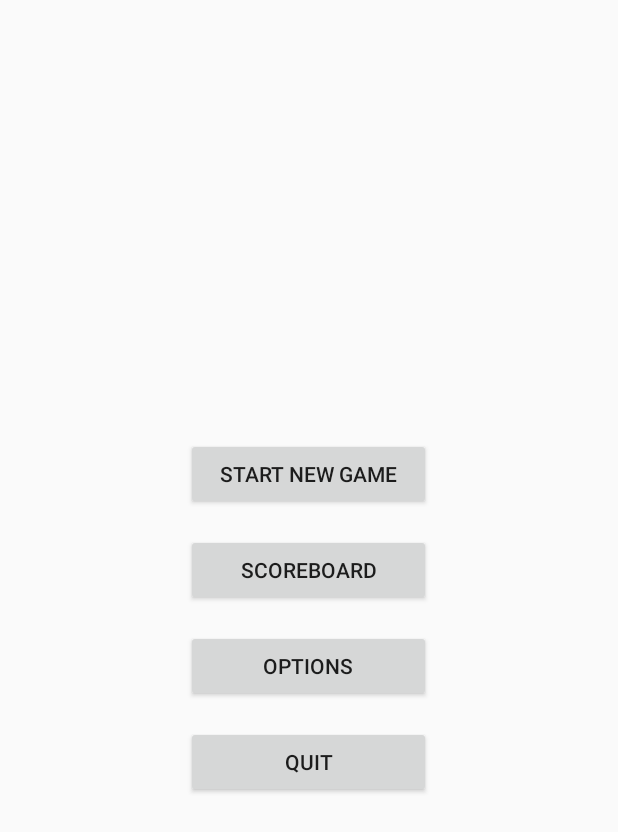
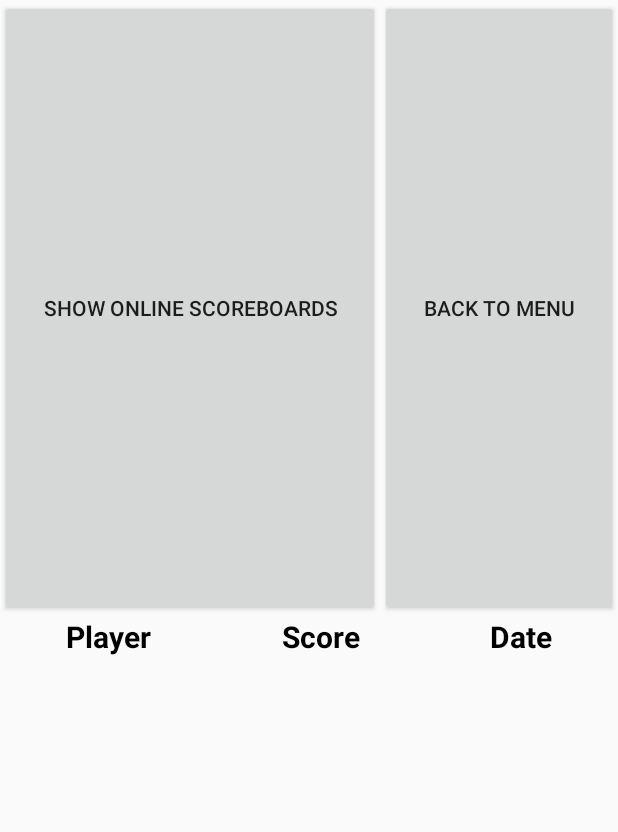
Before and after one commit to Hobajt/DynaBlaster, an Android app: the screen it shows after launch (MainActivity before the commit, ScoreboardsActivity after it), after a tap on "SCOREBOARD", on a phone screen of 412 x 824 dp. Shown: the top 832 px of the screen. Run offline under Robolectric (Android 15) with nearby library versions, the phone set to English and light mode, and no system bars.

Commit message:
Scoreboards activity
Modified existing DB structure, added async task, added scoreboards activity

```diff
--- a/app/build.gradle
+++ b/app/build.gradle
@@ -24,4 +24,7 @@ dependencies {
     testImplementation 'junit:junit:4.12'
     androidTestImplementation 'com.android.support.test:runner:1.0.2'
     androidTestImplementation 'com.android.support.test.espresso:espresso-core:3.0.2'
+
+    // https://mvnrepository.com/artifact/com.google.code.gson/gson
+    implementation group: 'com.google.code.gson', name: 'gson', version: '2.8.0'
 }
--- a/app/src/main/assets/spritesheet_data.xml
+++ b/app/src/main/assets/spritesheet_data.xml
@@ -3,6 +3,6 @@
     <sheet name="bomb_anim" colCount="2" rowCount="2" count="4" speed="100"/>
     <sheet name="fire_anim" colCount="3" rowCount="3" count="9" speed="20"/>
     <sheet name="enemy_0_anim" colCount="2" rowCount="2" count="4" speed="100" ghost="enemy_0_die_anim"/>
-    <sheet name="enemy_0_die_anim" colCount="2" rowCount="2" count="4" speed="20"/>
+    <sheet name="enemy_0_die_anim" colCount="2" rowCount="2" count="4" speed="40"/>
     <sheet name="portal_anim" colCount="2" rowCount="2" count="4" speed="70"/>
 </data>
--- a/app/src/main/java/com/kopecrad/dynablaster/activity/GameActivity.java
+++ b/app/src/main/java/com/kopecrad/dynablaster/activity/GameActivity.java
@@ -1,12 +1,10 @@
 package com.kopecrad.dynablaster.activity;
 
-import android.app.Activity;
 import android.app.ActivityOptions;
 import android.content.Context;
 import android.content.Intent;
 import android.content.SharedPreferences;
 import android.os.Bundle;
-import android.util.Log;
 import android.view.MotionEvent;
 import android.view.SurfaceView;
 import android.view.View;
@@ -15,12 +13,12 @@ import android.widget.TextView;
 
 import com.kopecrad.dynablaster.R;
 import com.kopecrad.dynablaster.game.infrastructure.GUIHandle;
+import com.kopecrad.dynablaster.game.infrastructure.GameDB;
 import com.kopecrad.dynablaster.game.infrastructure.GameState;
 import com.kopecrad.dynablaster.game.infrastructure.InputHandler;
 import com.kopecrad.dynablaster.game.infrastructure.Renderer;
 import com.kopecrad.dynablaster.game.infrastructure.Scene;
 import com.kopecrad.dynablaster.game.infrastructure.level.EnemyDescription;
-import com.kopecrad.dynablaster.game.infrastructure.level.data.EnemyDescLoader;
 import com.kopecrad.dynablaster.game.infrastructure.level.PlayerProgress;
 
 /**
@@ -46,7 +44,7 @@ public class GameActivity extends FullscreenActivity {
 
         surfView= findViewById(R.id.surfaceView);
         renderer= new Renderer(surfView);
-        EnemyDescription.setEnemyTableRef(new EnemyDescLoader(this));
+        EnemyDescription.setEnemyTableRef(new GameDB(this).getTableEnemy());
         GUIHandle gameGUI= new GUIHandle(
                 (TextView) findViewById(R.id.panel_livesTxt),
                 (TextView) findViewById(R.id.panel_clockTxt),
--- a/app/src/main/java/com/kopecrad/dynablaster/activity/MainActivity.java
+++ b/app/src/main/java/com/kopecrad/dynablaster/activity/MainActivity.java
@@ -75,7 +75,8 @@ public class MainActivity extends FullscreenActivity {
      * @param view
      */
     public void showScoreboard(View view) {
-        //TODO: implement scoreboard activity
+        Intent intent= new Intent(this, ScoreboardsActivity.class);
+        startActivity(intent, ActivityOptions.makeSceneTransitionAnimation(this).toBundle());
     }
 
     /**
--- /dev/null
+++ b/app/src/main/java/com/kopecrad/dynablaster/activity/ScoreboardsActivity.java
@@ -0,0 +1,78 @@
+package com.kopecrad.dynablaster.activity;
+
+import android.app.ActivityOptions;
+import android.content.Intent;
+import android.os.Bundle;
+import android.view.View;
+import android.widget.Button;
+import android.widget.ListView;
+
+import com.kopecrad.dynablaster.R;
+import com.kopecrad.dynablaster.game.infrastructure.score.ScoreAdapter;
+import com.kopecrad.dynablaster.game.infrastructure.score.ScoreContainer;
+import com.kopecrad.dynablaster.game.infrastructure.score.ScoreOfflineContainer;
+import com.kopecrad.dynablaster.game.infrastructure.score.ScoreOnlineContainer;
+
+public class ScoreboardsActivity extends FullscreenActivity {
+
+    private boolean showOnline;
+
+    private ScoreOfflineContainer scoreOffline;
+    private ScoreOnlineContainer scoreOnline;
+
+    private ScoreContainer score;
+    private ListView scoreList;
+
+    private Button swapBtn;
+
+    @Override
+    protected void onCreate(Bundle savedInstanceState) {
+        super.onCreate(savedInstanceState);
+        setContentView(R.layout.activity_scoreboards);
+
+        swapBtn= findViewById(R.id.score_switchModeBtn);
+        scoreList= findViewById(R.id.score_listView);
+        scoreOffline= new ScoreOfflineContainer(this);
+        scoreOnline= new ScoreOnlineContainer(this);
+
+        selectSource(getIntent().getBooleanExtra("showOnline", false));
+        showScoreboard();
+    }
+
+    private void selectSource(boolean online) {
+        showOnline= online;
+        if(showOnline)
+            score= scoreOnline;
+        else
+            score= scoreOffline;
+        swapBtnText();
+    }
+
+    public void lateAdapter(ScoreAdapter adapter) {
+        if(showOnline) {
+            scoreList.setAdapter(adapter);
+            scoreList.setSelectionFromTop(0, 0);
+        }
+    }
+
+    private void showScoreboard() {
+        ScoreAdapter sa= score.getAdapter();
+        scoreList.setAdapter(sa);
+        scoreList.setSelectionFromTop(0, 0);
+        //scoreList.setOnItemClickListener(listener);
+    }
+
+    public void switchMode(View view) {
+        selectSource(!showOnline);
+        showScoreboard();
+    }
+
+    private void swapBtnText() {
+        swapBtn.setText(getString(showOnline ? R.string.score_switchMode_off : R.string.score_switchMode_on));
+    }
+
+    public void backToMenu(View view) {
+        Intent intent= new Intent(this, MainActivity.class);
+        startActivity(intent, ActivityOptions.makeSceneTransitionAnimation(this).toBundle());
+    }
+}
--- /dev/null
+++ b/app/src/main/java/com/kopecrad/dynablaster/game/infrastructure/DBTableAccess.java
@@ -0,0 +1,16 @@
+package com.kopecrad.dynablaster.game.infrastructure;
+
+import android.database.sqlite.SQLiteDatabase;
+
+public abstract class DBTableAccess {
+
+    protected GameDB gameDB;
+
+    public DBTableAccess(GameDB gameDB) {
+        this.gameDB = gameDB;
+    }
+
+    public abstract void create(SQLiteDatabase db);
+
+    public abstract void upgrade(SQLiteDatabase db, int oldV, int newV);
+}
--- /dev/null
+++ b/app/src/main/java/com/kopecrad/dynablaster/game/infrastructure/GameDB.java
@@ -0,0 +1,45 @@
+package com.kopecrad.dynablaster.game.infrastructure;
+
+import android.content.Context;
+import android.database.sqlite.SQLiteDatabase;
+import android.database.sqlite.SQLiteOpenHelper;
+
+import com.kopecrad.dynablaster.game.infrastructure.level.data.EnemyTableAccess;
+import com.kopecrad.dynablaster.game.infrastructure.score.ScoreTableAccess;
+
+public class GameDB extends SQLiteOpenHelper {
+
+    public static final String DB_NAME = "GameDB.db";
+    public static final int DB_VERSION = 4;
+
+    private EnemyTableAccess tableEnemy;
+    private ScoreTableAccess tableScore;
+
+    public GameDB(Context context) {
+        super(context, DB_NAME, null, DB_VERSION);
+    }
+
+    @Override
+    public void onCreate(SQLiteDatabase db) {
+        getTableEnemy().create(db);
+        getTableScore().create(db);
+    }
+
+    @Override
+    public void onUpgrade(SQLiteDatabase db, int oldV, int newV) {
+        getTableEnemy().upgrade(db, oldV, newV);
+        getTableScore().upgrade(db, oldV, newV);
+    }
+
+    public EnemyTableAccess getTableEnemy() {
+        if(tableEnemy == null)
+            tableEnemy= new EnemyTableAccess(this);
+        return tableEnemy;
+    }
+
+    public ScoreTableAccess getTableScore() {
+        if(tableScore == null)
+            tableScore= new ScoreTableAccess(this);
+        return tableScore;
+    }
+}
--- a/app/src/main/java/com/kopecrad/dynablaster/game/infrastructure/level/EnemyDescription.java
+++ b/app/src/main/java/com/kopecrad/dynablaster/game/infrastructure/level/EnemyDescription.java
@@ -1,14 +1,13 @@
 package com.kopecrad.dynablaster.game.infrastructure.level;
 
-import com.kopecrad.dynablaster.game.infrastructure.level.data.EnemyDescLoader;
-import com.kopecrad.dynablaster.game.objects.graphics.ObjectGraphics;
+import com.kopecrad.dynablaster.game.infrastructure.level.data.EnemyTableAccess;
 
 /**
  * Enemy description class, loaded from DB.
  */
 public class EnemyDescription {
 
-    private static EnemyDescLoader enemyTable;
+    private static EnemyTableAccess enemyTable;
 
     private int id;
     private String graphics;
@@ -43,7 +42,7 @@ public class EnemyDescription {
         return health;
     }
 
-    public static void setEnemyTableRef(EnemyDescLoader edl) {
+    public static void setEnemyTableRef(EnemyTableAccess edl) {
         enemyTable= edl;
     }
 }
--- a/app/src/main/java/com/kopecrad/dynablaster/game/infrastructure/level/data/EnemyDescLoader.java
+++ b/app/src/main/java/com/kopecrad/dynablaster/game/infrastructure/level/data/EnemyTableAccess.java
@@ -1,22 +1,20 @@
 package com.kopecrad.dynablaster.game.infrastructure.level.data;
 
 import android.content.ContentValues;
-import android.content.Context;
 import android.database.Cursor;
 import android.database.sqlite.SQLiteDatabase;
-import android.database.sqlite.SQLiteOpenHelper;
 import android.util.Log;
 
+import com.kopecrad.dynablaster.game.infrastructure.DBTableAccess;
+import com.kopecrad.dynablaster.game.infrastructure.GameDB;
 import com.kopecrad.dynablaster.game.infrastructure.level.EnemyDescription;
 
 import java.util.HashMap;
 import java.util.Map;
 
-public class EnemyDescLoader extends SQLiteOpenHelper {
+public class EnemyTableAccess extends DBTableAccess {
 
     private static Map<Integer, EnemyDescription> cache;
-
-    public static final String DB_NAME = "GameDB.db";
 
     private static final String TABLE_NAME= "enemy";
     private static final String COL_ID = "id";
@@ -24,25 +22,23 @@ public class EnemyDescLoader extends SQLiteOpenHelper {
     private static final String COL_HEALTH = "health";
     private static final String COL_SPEED = "speed";
 
-    public EnemyDescLoader(Context context) {
-        super(context, DB_NAME, null, 2);
-        Log.d("logDB", "DB constructor");
+    public EnemyTableAccess(GameDB gameDB) {
+        super(gameDB);
         if(cache == null)
             cache= new HashMap<>();
     }
 
     @Override
-    public void onCreate(SQLiteDatabase db) {
-        Log.d("logDB", "creating DB, inserting rows");
+    public void create(SQLiteDatabase db) {
         db.execSQL("CREATE TABLE "+ TABLE_NAME +" (id INTEGER PRIMARY KEY, graphics TEXT, health INTEGER, speed INTEGER)");
         insertEnemy(db, new EnemyDescription(0, "enemy_0_anim", 50, 1));
         insertEnemy(db, new EnemyDescription(1, "enemy_1_anim", 75, 1));
     }
 
     @Override
-    public void onUpgrade(SQLiteDatabase db, int oldV, int newV) {
+    public void upgrade(SQLiteDatabase db, int oldV, int newV) {
         db.execSQL("DROP TABLE IF EXISTS " + TABLE_NAME);
-        onCreate(db);
+        create(db);
     }
 
     private boolean insertEnemy(SQLiteDatabase db, EnemyDescription enemy) {
@@ -71,7 +67,7 @@ public class EnemyDescLoader extends SQLiteOpenHelper {
         String selection = COL_ID + " = ?";
         String[] selectionArgs = { Integer.toString(id) };
 
-        SQLiteDatabase db = this.getReadableDatabase();
+        SQLiteDatabase db = gameDB.getReadableDatabase();
         Cursor crs= db.query(
                 TABLE_NAME,
                 null,
--- /dev/null
+++ b/app/src/main/java/com/kopecrad/dynablaster/game/infrastructure/score/ScoreAdapter.java
@@ -0,0 +1,60 @@
+package com.kopecrad.dynablaster.game.infrastructure.score;
+
+import android.content.Context;
+import android.view.LayoutInflater;
+import android.view.View;
+import android.view.ViewGroup;
+import android.widget.ArrayAdapter;
+import android.widget.TextView;
+
+import com.kopecrad.dynablaster.R;
+
+import java.util.List;
+
+public class ScoreAdapter extends ArrayAdapter<Score> {
+
+    private int layoutResourceId;
+    private Context context;
+    private List<Score> data;
+
+    public ScoreAdapter(Context context, int layoutResourceId, List<Score> data) {
+        super(context, layoutResourceId, data);
+        this.layoutResourceId = layoutResourceId;
+        this.context = context;
+        this.data = data;
+    }
+
+    @Override
+    public View getView(int position, View convertView, ViewGroup parent) {
+        View row = convertView;
+        ScoreHolder holder = null;
+
+        if(row == null) {
+            LayoutInflater inflater = (LayoutInflater) context.getSystemService(Context.LAYOUT_INFLATER_SERVICE);
+            row = inflater.inflate(layoutResourceId, parent, false);
+
+            holder = new ScoreHolder();
+            holder.player= (TextView)row.findViewById(R.id.scoreEntry_player);
+            holder.score= (TextView)row.findViewById(R.id.scoreEntry_score);
+            holder.date= (TextView)row.findViewById(R.id.scoreEntry_date);
+
+            row.setTag(holder);
+        }
+        else {
+            holder = (ScoreHolder) row.getTag();
+        }
+
+        Score entry = data.get(position);
+        holder.player.setText(entry.getPlayer());
+        holder.score.setText(entry.getScore());
+        holder.date.setText(entry.getDate());
+
+        return row;
+    }
+
+    private class ScoreHolder {
+        TextView player;
+        TextView score;
+        TextView date;
+    }
+}
--- /dev/null
+++ b/app/src/main/java/com/kopecrad/dynablaster/game/infrastructure/score/ScoreContainer.java
@@ -0,0 +1,10 @@
+package com.kopecrad.dynablaster.game.infrastructure.score;
+
+import java.util.List;
+
+public interface ScoreContainer {
+
+    List<Score> getScore();
+
+    ScoreAdapter getAdapter();
+}
--- /dev/null
+++ b/app/src/main/java/com/kopecrad/dynablaster/game/infrastructure/score/ScoreOfflineContainer.java
@@ -0,0 +1,44 @@
+package com.kopecrad.dynablaster.game.infrastructure.score;
+
+import android.content.Context;
+import android.util.Log;
+
+import com.kopecrad.dynablaster.R;
+import com.kopecrad.dynablaster.game.infrastructure.GameDB;
+
+import java.util.ArrayList;
+import java.util.List;
+
+public class ScoreOfflineContainer implements ScoreContainer {
+
+    private Context context;
+    private ScoreTableAccess db;
+
+    private List<Score> cache;
+
+    private boolean failedOrEmpty;
+
+    public ScoreOfflineContainer(Context context) {
+        this.context= context;
+        db= new GameDB(context).getTableScore();
+        failedOrEmpty= false;
+    }
+
+    @Override
+    public List<Score> getScore() {
+        if(cache == null || failedOrEmpty) {
+            cache= new ArrayList<>();
+            if(!db.loadAllScores(cache)) {
+                Log.d("kek", "ScoreDB:: failed to load player scoreboards");
+                failedOrEmpty= true;
+            }
+        }
+        return cache;
+    }
+
+    @Override
+    public ScoreAdapter getAdapter() {
+        List<Score> data= getScore();
+        return new ScoreAdapter(context, R.layout.list_score_layout, data);
+    }
+}
--- /dev/null
+++ b/app/src/main/java/com/kopecrad/dynablaster/game/infrastructure/score/ScoreOnlineContainer.java
@@ -0,0 +1,48 @@
+package com.kopecrad.dynablaster.game.infrastructure.score;
+
+import android.content.Context;
+import android.util.Log;
+
+import com.kopecrad.dynablaster.R;
+import com.kopecrad.dynablaster.activity.ScoreboardsActivity;
+
+import java.util.ArrayList;
+import java.util.List;
+
+public class ScoreOnlineContainer implements ScoreContainer {
+
+    public static final String URL= "https://homel.vsb.cz/~kop0203/tamz2/scoreboards.json";
+
+    private ScoreboardsActivity context;
+
+    private List<Score> cache;
+    private boolean failedOrEmpty;
+
+    public ScoreOnlineContainer(ScoreboardsActivity context) {
+        this.context = context;
+    }
+
+    @Override
+    public List<Score> getScore() {
+        if(cache == null || failedOrEmpty) {
+            new DownloadScoreTask(context, this).execute(URL);
+            return new ArrayList<>();
+        }
+
+        return cache;
+    }
+
+    @Override
+    public ScoreAdapter getAdapter() {
+        List<Score> data= getScore();
+        return new ScoreAdapter(context, R.layout.list_score_layout, data);
+    }
+
+    public void downloadTaskCallback(List<Score> scores) {
+        failedOrEmpty= (scores == null || scores.size() < 1);
+        this.cache= scores;
+        /*for(Score s : cache)
+            Log.d("kek", s.toString());*/
+        context.lateAdapter(new ScoreAdapter(context, R.layout.list_score_layout, cache));
+    }
+}
--- /dev/null
+++ b/app/src/main/java/com/kopecrad/dynablaster/game/infrastructure/score/ScoreTableAccess.java
@@ -0,0 +1,85 @@
+package com.kopecrad.dynablaster.game.infrastructure.score;
+
+import android.content.ContentValues;
+import android.database.Cursor;
+import android.database.sqlite.SQLiteDatabase;
+import android.util.Log;
+
+import com.kopecrad.dynablaster.game.infrastructure.DBTableAccess;
+import com.kopecrad.dynablaster.game.infrastructure.GameDB;
+
+import java.util.List;
+
+public class ScoreTableAccess extends DBTableAccess {
+
+    private static final String TABLE_NAME = "score";
+
+    private static final String COL_ID = "id";
+    private static final String COL_PLAYER = "player";
+    private static final String COL_SCORE = "score";
+    private static final String COL_DATE = "date";
+
+    public ScoreTableAccess(GameDB gameDB) {
+        super(gameDB);
+    }
+
+    @Override
+    public void create(SQLiteDatabase db) {
+        db.execSQL("CREATE TABLE " + TABLE_NAME + " (" +
+                COL_ID + " INTEGER PRIMARY KEY, "+
+                COL_PLAYER + " TEXT, "+
+                COL_SCORE +" INTEGER, "+
+                COL_DATE +" TEXT)");
+    }
+
+    @Override
+    public void upgrade(SQLiteDatabase db, int oldV, int newV) {
+        db.execSQL("DROP TABLE IF EXISTS " + TABLE_NAME);
+        create(db);
+    }
+
+    public boolean addEntry(Score score) {
+        SQLiteDatabase db= gameDB.getWritableDatabase();
+
+        ContentValues contentValues = new ContentValues();
+        contentValues.put(COL_PLAYER, score.getPlayer());
+        contentValues.put(COL_SCORE, score.getScore());
+        contentValues.put(COL_DATE, score.getDate());
+        db.insert(TABLE_NAME, null, contentValues);
+        return true;
+    }
+
+    public boolean loadAllScores(List<Score> cache) {
+        SQLiteDatabase db= gameDB.getReadableDatabase();
+
+        Cursor crs= db.query(
+                TABLE_NAME, null,
+                null, null,
+                null, null,
+                COL_ID + " DESC"
+        );
+
+        Log.d("logDB", "Score::Cursor selection count: " + crs.getCount());
+        if(crs.getCount() < 1)
+            return false;
+
+        int counter= 0;
+        try {
+            while (crs.moveToNext()) {
+                int id = crs.getInt(crs.getColumnIndexOrThrow(COL_ID));
+                String player = crs.getString(crs.getColumnIndexOrThrow(COL_PLAYER));
+                int score = crs.getInt(crs.getColumnIndexOrThrow(COL_SCORE));
+                String date = crs.getString(crs.getColumnIndexOrThrow(COL_DATE));
+
+                cache.add(new Score(player, score, date));
+                counter++;
+            }
+        } catch (IllegalArgumentException e) {
+            return false;
+        }
+        crs.close();
+
+        Log.d("logDB", "Score::Loaded " + counter + " entries.");
+        return true;
+    }
+}
--- /dev/null
+++ b/app/src/main/res/layout/activity_scoreboards.xml
@@ -0,0 +1,83 @@
+<?xml version="1.0" encoding="utf-8"?>
+<LinearLayout xmlns:android="http://schemas.android.com/apk/res/android"
+    xmlns:app="http://schemas.android.com/apk/res-auto"
+    xmlns:tools="http://schemas.android.com/tools"
+    android:layout_width="match_parent"
+    android:layout_height="match_parent"
+    android:gravity="center"
+    android:orientation="vertical"
+    tools:context=".activity.ScoreboardsActivity">
+
+    <LinearLayout
+        android:layout_width="match_parent"
+        android:layout_height="25dp"
+        android:layout_weight="1"
+        android:gravity="center"
+        android:orientation="horizontal">
+
+        <Button
+            android:id="@+id/score_switchModeBtn"
+            android:layout_width="wrap_content"
+            android:layout_height="match_parent"
+            android:layout_weight="1"
+            android:onClick="switchMode"
+            android:text="@string/score_switchMode_off" />
+
+        <Button
+            android:id="@+id/score_backToMenuBtn"
+            android:layout_width="wrap_content"
+            android:layout_height="match_parent"
+            android:layout_weight="1"
+            android:onClick="backToMenu"
+            android:text="@string/menu_back_full" />
+
+    </LinearLayout>
+
+    <LinearLayout
+        android:layout_width="match_parent"
+        android:layout_height="wrap_content"
+        android:orientation="horizontal">
+
+        <TextView
+            android:id="@+id/scoreEntry_player"
+            android:layout_width="wrap_content"
+            android:layout_height="wrap_content"
+            android:layout_weight="1"
+            android:text="@string/score_head_player"
+            android:textAlignment="center"
+            android:textSize="20sp"
+            android:textStyle="bold"
+
+            android:textColor="@color/black"
+            />
+
+        <TextView
+            android:id="@+id/scoreEntry_date"
+            android:layout_width="wrap_content"
+            android:layout_height="wrap_content"
+            android:layout_weight="1"
+            android:text="@string/score_head_score"
+            android:textAlignment="center"
+            android:textSize="20sp"
+            android:textStyle="bold"
+            android:textColor="@color/black"/>
+
+        <TextView
+            android:id="@+id/scoreEntry_score"
+            android:layout_width="wrap_content"
+            android:layout_height="wrap_content"
+            android:layout_weight="1"
+            android:text="@string/score_head_date"
+            android:textAlignment="center"
+            android:textSize="20sp"
+            android:textStyle="bold"
+            android:textColor="@color/black"/>
+    </LinearLayout>
+
+    <ListView
+        android:id="@+id/score_listView"
+        android:layout_width="match_parent"
+        android:layout_height="wrap_content"
+        android:layout_weight="1"/>
+
+</LinearLayout>
--- a/app/src/main/res/values/strings.xml
+++ b/app/src/main/res/values/strings.xml
@@ -20,4 +20,9 @@
     <string name="panel_clock">Time left</string>
     <string name="panel_lives">Lives left</string>
     <string name="btn_movementCtrls">Movement controls</string>
+    <string name="score_switchMode_off">Show offline leaderboards</string>
+    <string name="score_head_player">Player</string>
+    <string name="score_head_score">Score</string>
+    <string name="score_head_date">Date</string>
+    <string name="score_switchMode_on">Show online scoreboards</string>
 </resources>
```
Also changed, not shown: app/src/main/AndroidManifest.xml (+8 -3 lines), app/src/main/java/com/kopecrad/dynablaster/game/infrastructure/score/DownloadScoreTask.java (added, +119 -0 lines), app/src/main/java/com/kopecrad/dynablaster/game/infrastructure/score/Score.java (added, +34 -0 lines), app/src/main/res/layout/list_score_layout.xml (added, +37 -0 lines).
